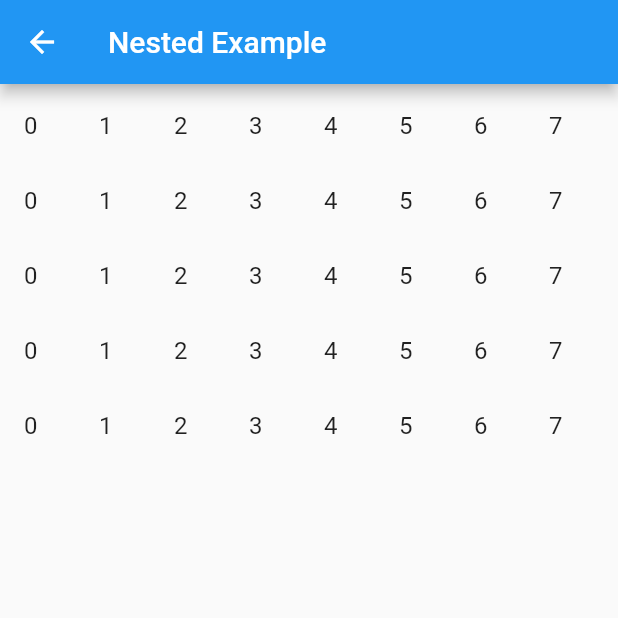
After one commit to ibhavikmakwana/FlutterPlayground, a Flutter app: the NestedList screen opened by its route, on a phone screen of 412 x 824 dp, the top half of it. The commit adds this screen. Run offline on Flutter 3.47's test engine with Material 2 defaults, Android fonts, the phone set to English and light mode, and no system bars; our stand-ins replace local_auth; Roboto replaces fonts that are missing (Roboto-Regular.ttf).

Commit message:
implemented nested list, flutter_examples to flutter_playground

```diff
--- a/lib/ExampleNameItem.dart
+++ b/lib/ExampleNameItem.dart
@@ -1,5 +1,5 @@
 import 'package:flutter/material.dart';
-import 'package:flutter_examples/models/ExapmleNames.dart';
+import 'package:flutter_playground/models/ExapmleNames.dart';
 import 'package:meta/meta.dart';
 
 /// A [ExampleNameItem] to display a [ExampleNames].
--- a/lib/main.dart
+++ b/lib/main.dart
@@ -1,27 +1,28 @@
 import 'package:flutter/material.dart';
-import 'package:flutter_examples/ExampleNameItem.dart';
-import 'package:flutter_examples/models/ExapmleNames.dart';
-import 'package:flutter_examples/ui/aboutlisttile/AboutListTileExample.dart';
-import 'package:flutter_examples/ui/animatedicons/AnimatedIcons.dart';
-import 'package:flutter_examples/ui/animatedsize/AnimatedSize.dart';
-import 'package:flutter_examples/ui/animatedswitcher/AnimatedSwitcherExample.dart';
-import 'package:flutter_examples/ui/app_bar/AppBarExample.dart';
-import 'package:flutter_examples/ui/bottomnavigation/BottomNavigation.dart';
-import 'package:flutter_examples/ui/collapsibletoolbar/CollapsibleToolbar.dart';
-import 'package:flutter_examples/ui/dragdrop/ExampleDragDrop.dart';
-import 'package:flutter_examples/ui/drawer/NavigationDrawer.dart';
-import 'package:flutter_examples/ui/hardwarekey/RawKeyboardDemo.dart';
-import 'package:flutter_examples/ui/lifecycle/Lifecycle.dart';
-import 'package:flutter_examples/ui/local_auth/LocalAuth.dart';
-import 'package:flutter_examples/ui/progressbutton/ProgressButton.dart';
-import 'package:flutter_examples/ui/rotatedbox/RotatedBox.dart';
-import 'package:flutter_examples/ui/staggeredanimation/StaggerDemo.dart';
-import 'package:flutter_examples/ui/stepper/StepperExample.dart';
-import 'package:flutter_examples/ui/tabbar/TabBarExample.dart';
-import 'package:flutter_examples/ui/text/TextExamples.dart';
-import 'package:flutter_examples/ui/text/TextSpan.dart';
-import 'package:flutter_examples/ui/text/TextUnderline.dart';
-import 'package:flutter_examples/utils/Strings.dart';
+import 'package:flutter_playground/ExampleNameItem.dart';
+import 'package:flutter_playground/models/ExapmleNames.dart';
+import 'package:flutter_playground/ui/aboutlisttile/AboutListTileExample.dart';
+import 'package:flutter_playground/ui/animatedicons/AnimatedIcons.dart';
+import 'package:flutter_playground/ui/animatedsize/AnimatedSize.dart';
+import 'package:flutter_playground/ui/animatedswitcher/AnimatedSwitcherExample.dart';
+import 'package:flutter_playground/ui/app_bar/AppBarExample.dart';
+import 'package:flutter_playground/ui/bottomnavigation/BottomNavigation.dart';
+import 'package:flutter_playground/ui/collapsibletoolbar/CollapsibleToolbar.dart';
+import 'package:flutter_playground/ui/dragdrop/ExampleDragDrop.dart';
+import 'package:flutter_playground/ui/drawer/NavigationDrawer.dart';
+import 'package:flutter_playground/ui/hardwarekey/RawKeyboardDemo.dart';
+import 'package:flutter_playground/ui/lifecycle/Lifecycle.dart';
+import 'package:flutter_playground/ui/local_auth/LocalAuth.dart';
+import 'package:flutter_playground/ui/nestedlist/NestedList.dart';
+import 'package:flutter_playground/ui/progressbutton/ProgressButton.dart';
+import 'package:flutter_playground/ui/rotatedbox/RotatedBox.dart';
+import 'package:flutter_playground/ui/staggeredanimation/StaggerDemo.dart';
+import 'package:flutter_playground/ui/stepper/StepperExample.dart';
+import 'package:flutter_playground/ui/tabbar/TabBarExample.dart';
+import 'package:flutter_playground/ui/text/TextExamples.dart';
+import 'package:flutter_playground/ui/text/TextSpan.dart';
+import 'package:flutter_playground/ui/text/TextUnderline.dart';
+import 'package:flutter_playground/utils/Strings.dart';
 
 void main() => runApp(new MyApp());
 
@@ -38,7 +39,8 @@ class MyApp extends StatelessWidget {
         home: new MyHomePage(title: Strings.appName),
         routes: <String, WidgetBuilder>{
           Strings.appBarExampleRoute: (BuildContext context) => AppBarExample(),
-          Strings.tabBarExampleRoute: (BuildContext context) => TabBarExample(
+          Strings.tabBarExampleRoute: (BuildContext context) =>
+              TabBarExample(
                 title: Strings.TabBarTitle,
               ),
           Strings.navigationDrawerExampleRoute: (BuildContext context) =>
@@ -78,6 +80,8 @@ class MyApp extends StatelessWidget {
               LocalAuthExample(title: Strings.localAuthTitle),
           Strings.rotatedBoxExampleRoute: (BuildContext context) =>
               RotatedBoxExample(Strings.rotatedBoxTitle),
+          Strings.nestedListExampleRoute: (BuildContext context) =>
+              NestedList(Strings.nestedListTitle)
         });
   }
 }
@@ -151,9 +155,10 @@ class _MyHomePageState extends State<MyHomePage>
   _buildExampleItemsWidget(bool status) {
     if (status) {
       return new ListView.builder(
-        itemBuilder: (BuildContext context, int index) => new ExampleNameItem(
-              exampleNames: names[index],
-            ),
+        itemBuilder: (BuildContext context, int index) =>
+        new ExampleNameItem(
+          exampleNames: names[index],
+        ),
         itemCount: names.length,
         padding: new EdgeInsets.symmetric(vertical: 8.0, horizontal: 16.0),
       );
@@ -163,9 +168,10 @@ class _MyHomePageState extends State<MyHomePage>
           crossAxisCount: 2,
           childAspectRatio: 3.0,
         ),
-        itemBuilder: (BuildContext context, int index) => new ExampleNameItem(
-              exampleNames: names[index],
-            ),
+        itemBuilder: (BuildContext context, int index) =>
+        new ExampleNameItem(
+          exampleNames: names[index],
+        ),
         itemCount: names.length,
         padding: new EdgeInsets.symmetric(vertical: 8.0, horizontal: 16.0),
       );
@@ -192,5 +198,6 @@ final List<ExampleNames> names = <ExampleNames>[
   new ExampleNames(Strings.aboutListTileExampleTitle),
   new ExampleNames(Strings.lifeCycleStateExampleTitle),
   new ExampleNames(Strings.localAuthTitle),
-  new ExampleNames(Strings.rotatedBoxTitle)
+  new ExampleNames(Strings.rotatedBoxTitle),
+  new ExampleNames(Strings.nestedListTitle)
 ];
--- a/lib/ui/drawer/NavigationDrawer.dart
+++ b/lib/ui/drawer/NavigationDrawer.dart
@@ -1,5 +1,5 @@
 import 'package:flutter/material.dart';
-import 'package:flutter_examples/utils/Strings.dart';
+import 'package:flutter_playground/utils/Strings.dart';
 
 class NavigationDrawer extends StatefulWidget {
   @override
--- /dev/null
+++ b/lib/ui/nestedlist/NestedList.dart
@@ -0,0 +1,44 @@
+import 'package:flutter/material.dart';
+
+class NestedList extends StatelessWidget {
+  final String title;
+
+  NestedList(this.title);
+
+  @override
+  Widget build(BuildContext context) {
+    return Scaffold(
+      appBar: AppBar(
+        title: Text(title),
+      ),
+      body: ListView.builder(
+        shrinkWrap: true,
+        primary: true,
+        itemBuilder: (BuildContext context, int index) {
+          return buildHorizontalListView();
+        },
+        itemCount: 5,
+      ),
+    );
+  }
+
+  buildHorizontalListView() {
+    return Container(
+      height: 50.0,
+      child: ListView.builder(
+        scrollDirection: Axis.horizontal,
+        shrinkWrap: true,
+        physics: ClampingScrollPhysics(),
+        itemBuilder: (BuildContext context, int index) {
+          return Container(
+            width: 50.0,
+            child: ListTile(
+              title: Text(index.toString()),
+            ),
+          );
+        },
+        itemCount: 10,
+      ),
+    );
+  }
+}
--- a/lib/ui/text/TextExamples.dart
+++ b/lib/ui/text/TextExamples.dart
@@ -1,5 +1,5 @@
 import 'package:flutter/material.dart';
-import 'package:flutter_examples/utils/Strings.dart';
+import 'package:flutter_playground/utils/Strings.dart';
 
 class TextExamples extends StatefulWidget {
   final String title;
--- a/lib/utils/Strings.dart
+++ b/lib/utils/Strings.dart
@@ -32,6 +32,7 @@ class Strings {
   static const String textSpanExampleRoute = "/Text Span";
   static const String textUnderlineExampleRoute = "/Text Underline";
   static const String localAuthExampleRoute = "/Local authentication Example";
+  static const String nestedListExampleRoute = "/Nested Example";
 
   ///Strings
   //Titles
@@ -52,11 +53,11 @@ class Strings {
   static const String textExampleExampleTitle = "Text Examples";
   static const String lifeCycleStateExampleTitle = "Lifecycle State";
   static const String aboutListTileExampleTitle = "AboutListTile";
+  static const String localAuthTitle = "Local authentication Example";
+  static const String rotatedBoxTitle = "RotatedBox Example";
+  static const String nestedListTitle = "Nested Example";
 
   //Text specific
   static const String textSpanExampleTitle = "Text Span";
   static const String textUnderlineExampleTitle = "Text Underline";
-
-  static const String localAuthTitle = "Local authentication Example";
-  static const String rotatedBoxTitle = "RotatedBox Example";
 }
--- a/pubspec.yaml
+++ b/pubspec.yaml
@@ -1,4 +1,4 @@
-name: flutter_examples
+name: flutter_playground
 description: A new Flutter application.
 
 dependencies:
```
